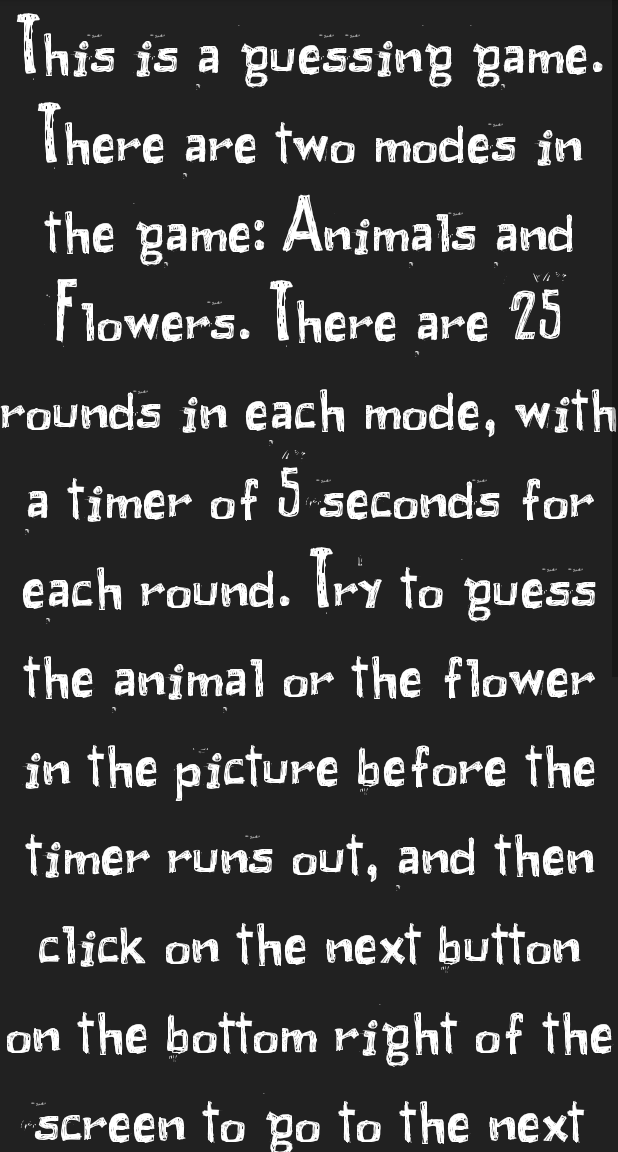
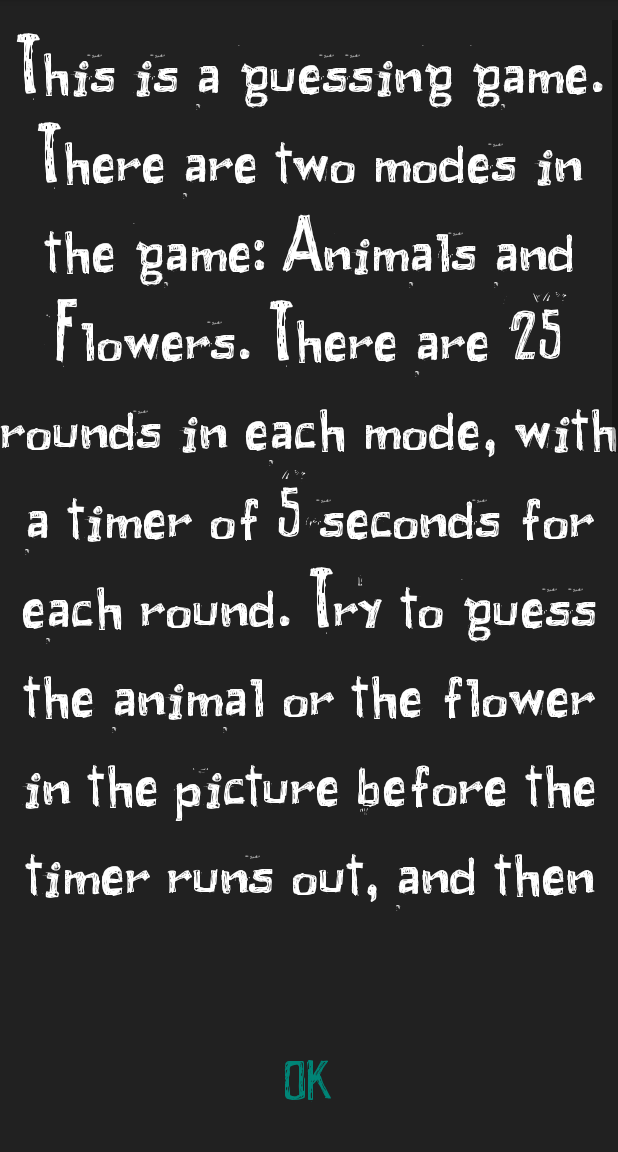
Before and after one commit to Sayantan729/MakeAGuessGuessingGame, an Android app: the fragment HelpFrag placed in its activity, on a phone screen of 412 x 824 dp, the part 84-1236 px from its top. Run offline under Robolectric (Android 15) with nearby library versions, the phone set to English and light mode, and no system bars; libraries missing offline, so code that uses them is left out: io.realm.

Commit message:
AndroidProjectGuessingGame

```diff
--- a/app/src/main/java/com/example/makeaguess/HelpFrag.java
+++ b/app/src/main/java/com/example/makeaguess/HelpFrag.java
@@ -8,10 +8,12 @@ import androidx.fragment.app.Fragment;
 import androidx.fragment.app.FragmentManager;
 import androidx.fragment.app.FragmentTransaction;
 
+import android.text.method.ScrollingMovementMethod;
 import android.view.LayoutInflater;
 import android.view.View;
 import android.view.ViewGroup;
 import android.widget.Button;
+import android.widget.TextView;
 
 
 /**
@@ -32,6 +34,7 @@ public class HelpFrag extends Fragment implements View.OnClickListener {
     private String mParam1;
     private String mParam2;
     private Button button;
+    private TextView textView;
 
 
 
@@ -72,6 +75,8 @@ public class HelpFrag extends Fragment implements View.OnClickListener {
         // Inflate the layout for this fragment
         View view= inflater.inflate(R.layout.fragment_help, container, false);
         button=view.findViewById(R.id.helpok);
+        textView=view.findViewById(R.id.helptext);
+        textView.setMovementMethod(new ScrollingMovementMethod());
         button.setOnClickListener(this);
         return view;
     }
--- a/app/src/main/res/layout/fragment_help.xml
+++ b/app/src/main/res/layout/fragment_help.xml
@@ -4,28 +4,29 @@
     xmlns:tools="http://schemas.android.com/tools"
     android:layout_width="match_parent"
     android:layout_height="match_parent"
-    tools:context=".HelpFrag">
+    tools:context=".HelpFrag"
+    android:background="#212121">
 
     <!-- TODO: Update blank fragment layout -->
-    <ScrollView
-        android:layout_width="match_parent"
-        android:layout_height="match_parent"
-        android:id="@+id/scrollview"
-        >
-        <androidx.constraintlayout.widget.ConstraintLayout
-            android:layout_width="match_parent"
-            android:layout_height="wrap_content"
-            android:background="#212121">
+
     <TextView
         android:id="@+id/helptext"
         android:layout_width="match_parent"
-        android:layout_height="match_parent"
+        android:layout_height="600dp"
+        android:layout_marginTop="8dp"
+        android:layout_marginBottom="8dp"
         android:gravity="center"
+        android:scrollbars="vertical"
+
+        android:text="@string/help"
+        android:textColor="#fff"
+        android:textSize="60sp"
         app:fontFamily="@font/pix"
-        android:textSize="60sp"
+        app:layout_constraintBottom_toTopOf="@+id/helpok"
+        app:layout_constraintTop_toTopOf="parent"
+        app:layout_constraintVertical_bias="0.07"
+        tools:layout_editor_absoluteX="0dp" />
 
-        android:textColor="#fff"
-        android:text="@string/help" />
     <Button
         android:id="@+id/helpok"
         style="@style/Widget.AppCompat.Button.Borderless.Colored"
@@ -33,20 +34,22 @@
         android:layout_height="wrap_content"
         android:layout_marginStart="8dp"
         android:layout_marginLeft="8dp"
+        android:layout_marginTop="8dp"
         android:layout_marginEnd="8dp"
         android:layout_marginRight="8dp"
-                app:fontFamily="@font/pix"
         android:text="Ok"
         android:textColor="@color/colorPrimary"
         android:textSize="40sp"
+        app:fontFamily="@font/pix"
+        app:layout_constraintBottom_toBottomOf="parent"
         app:layout_constraintEnd_toEndOf="parent"
+        app:layout_constraintHorizontal_bias="0.498"
         app:layout_constraintStart_toStartOf="parent"
-                app:layout_constraintBottom_toBottomOf="parent"
-                app:layout_constraintTop_toBottomOf="@+id/helptext"/>
+        app:layout_constraintTop_toTopOf="parent"
+        app:layout_constraintVertical_bias="0.975" />
+
+
+
 
 
 </androidx.constraintlayout.widget.ConstraintLayout>
-    </ScrollView>
-
-
-</androidx.constraintlayout.widget.ConstraintLayout>
```
Lines whose indentation alone changed are shown as unchanged.
